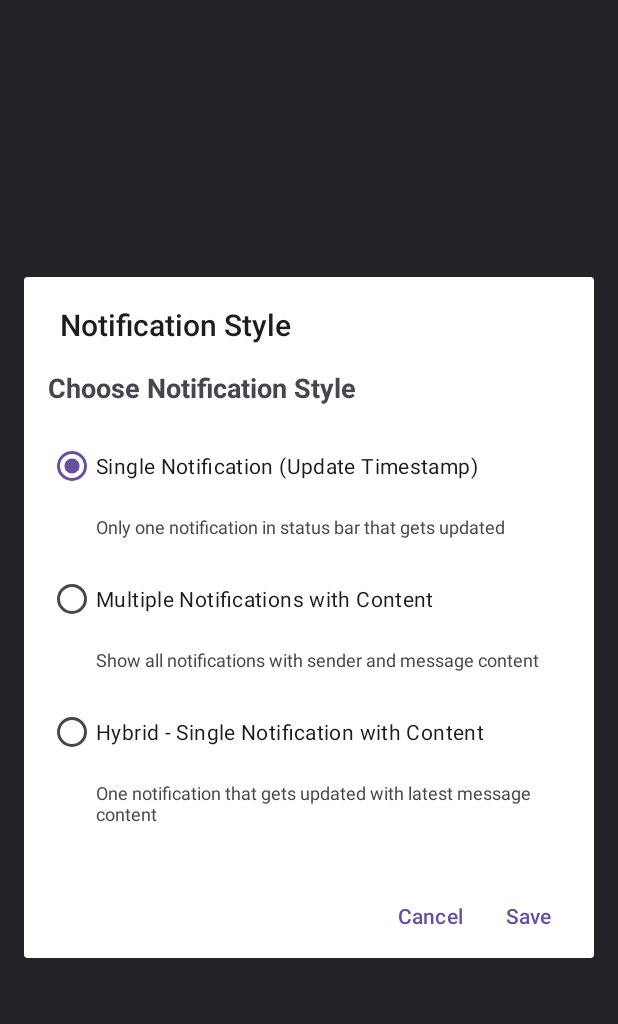
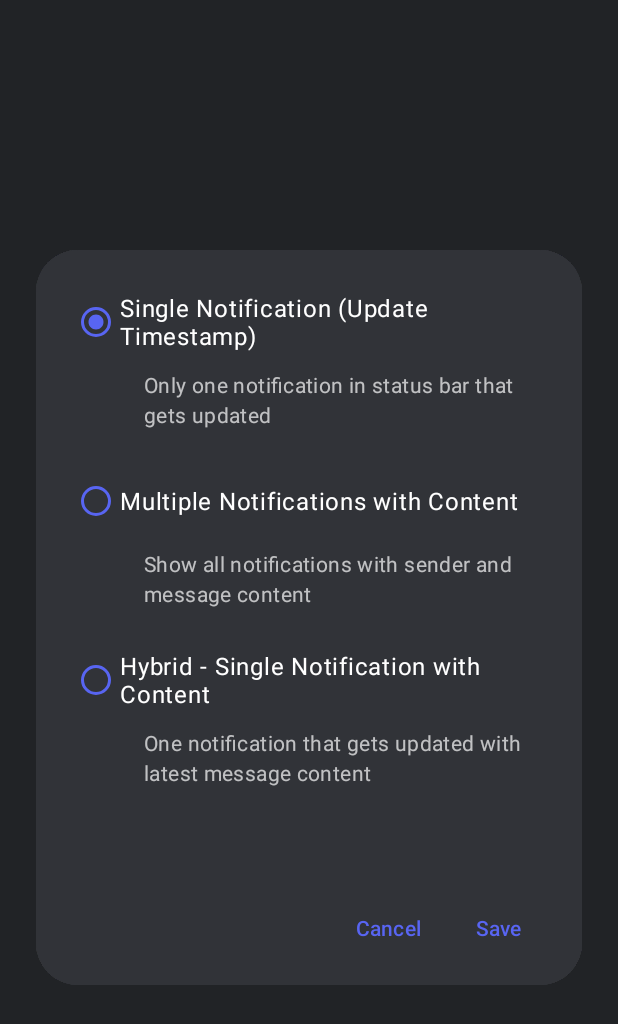
Before and after one commit to GitHub-MrAnnonymus/Discord-UnifiedPush, an Android app: the screen it shows after launch (UnifiedPushConfigScreen), after a tap on "Notification Style", on a phone screen of 412 x 824 dp. Shown: the top 1024 px of the screen. Run offline under Robolectric (Android 15) with nearby library versions, the phone set to English and light mode, and no system bars; libraries missing offline, so code that uses them is left out: org.unifiedpush.android; 7 statements that could not run were skipped.

Commit message:
Make the notification style dialog look good

```diff
--- a/Android/app/src/main/java/to/us/charlesst/discord/MainActivity.kt
+++ b/Android/app/src/main/java/to/us/charlesst/discord/MainActivity.kt
@@ -1,6 +1,7 @@
 package to.us.charlesst.discord
 
 import android.Manifest
+import android.app.AlertDialog
 import android.content.ActivityNotFoundException
 import android.content.Intent
 import android.content.pm.PackageManager
@@ -22,7 +23,7 @@ import android.widget.RadioButton
 import android.widget.RadioGroup
 import android.widget.Toast
 import androidx.activity.result.contract.ActivityResultContracts
-import androidx.appcompat.app.AlertDialog
+import com.google.android.material.dialog.MaterialAlertDialogBuilder
 import androidx.appcompat.app.AppCompatActivity
 import androidx.core.app.ActivityCompat
 import androidx.core.content.ContextCompat
@@ -163,9 +164,7 @@ class MainActivity : AppCompatActivity() {
                 dialogView.findViewById<RadioButton>(R.id.styleHybrid).isChecked = true
         }
 
-        AlertDialog.Builder(this)
-            .setTitle("New Feature: Notification Styles")
-            .setMessage("This update adds support for different notification styles. How would you like your Discord notifications to appear?")
+        com.google.android.material.dialog.MaterialAlertDialogBuilder(this, R.style.DiscordAlertDialogTheme)
             .setView(dialogView)
             .setCancelable(false)
             .setPositiveButton("Save") { _, _ ->
--- a/Android/app/src/main/java/to/us/charlesst/discord/UnifiedPushConfigScreen.kt
+++ b/Android/app/src/main/java/to/us/charlesst/discord/UnifiedPushConfigScreen.kt
@@ -13,6 +13,7 @@ import android.widget.RadioGroup
 import android.widget.TextView
 import android.widget.Toast
 import androidx.appcompat.app.AlertDialog
+import com.google.android.material.dialog.MaterialAlertDialogBuilder
 import androidx.appcompat.app.AppCompatActivity
 import androidx.core.content.ContextCompat
 import org.unifiedpush.android.connector.UnifiedPush
@@ -130,8 +131,7 @@ class UnifiedPushConfigScreen : AppCompatActivity() {
                 dialogView.findViewById<RadioButton>(R.id.styleHybrid).isChecked = true
         }
 
-        AlertDialog.Builder(this)
-            .setTitle("Notification Style")
+        com.google.android.material.dialog.MaterialAlertDialogBuilder(this, R.style.DiscordAlertDialogTheme)
             .setView(dialogView)
             .setPositiveButton("Save") { _, _ ->
                 // Save the selected notification style
--- a/Android/app/src/main/res/layout/notification_style_dialog.xml
+++ b/Android/app/src/main/res/layout/notification_style_dialog.xml
@@ -1,66 +1,81 @@
 <?xml version="1.0" encoding="utf-8"?>
 <LinearLayout xmlns:android="http://schemas.android.com/apk/res/android"
+    xmlns:app="http://schemas.android.com/apk/res-auto"
     android:layout_width="match_parent"
     android:layout_height="wrap_content"
     android:orientation="vertical"
-    android:padding="16dp">
+    android:background="@color/discord_grey"
+    android:padding="24dp">
 
-    <TextView
-        android:layout_width="match_parent"
-        android:layout_height="wrap_content"
-        android:text="Choose Notification Style"
-        android:textSize="18sp"
-        android:textStyle="bold"
-        android:layout_marginBottom="16dp"/>
-
+    <!-- Radio Button Options -->
     <RadioGroup
         android:id="@+id/notificationStyleGroup"
         android:layout_width="match_parent"
-        android:layout_height="wrap_content">
+        android:layout_height="wrap_content"
+        android:layout_marginBottom="32dp">
 
-        <RadioButton
+        <!-- Single Notification Option -->
+        <com.google.android.material.radiobutton.MaterialRadioButton
             android:id="@+id/styleSingle"
             android:layout_width="match_parent"
             android:layout_height="wrap_content"
             android:text="Single Notification (Update Timestamp)"
-            android:layout_marginBottom="8dp"/>
+            android:textAppearance="?attr/textAppearanceBodyLarge"
+            android:textColor="@color/discord_text"
+            android:layout_marginBottom="8dp"
+            app:buttonTint="@color/blurple" />
 
         <TextView
             android:layout_width="match_parent"
             android:layout_height="wrap_content"
             android:text="Only one notification in status bar that gets updated"
-            android:textSize="12sp"
-            android:layout_marginStart="32dp"
-            android:layout_marginBottom="16dp"/>
+            android:textAppearance="?attr/textAppearanceBodyMedium"
+            android:textColor="@color/discord_text"
+            android:alpha="0.7"
+            android:layout_marginStart="48dp"
+            android:layout_marginBottom="24dp" />
 
-        <RadioButton
+        <!-- Multiple Notifications Option -->
+        <com.google.android.material.radiobutton.MaterialRadioButton
             android:id="@+id/styleMulti"
             android:layout_width="match_parent"
             android:layout_height="wrap_content"
             android:text="Multiple Notifications with Content"
-            android:layout_marginBottom="8dp"/>
+            android:textAppearance="?attr/textAppearanceBodyLarge"
+            android:textColor="@color/discord_text"
+            android:layout_marginBottom="8dp"
+            app:buttonTint="@color/blurple" />
 
         <TextView
             android:layout_width="match_parent"
             android:layout_height="wrap_content"
             android:text="Show all notifications with sender and message content"
-            android:textSize="12sp"
-            android:layout_marginStart="32dp"
-            android:layout_marginBottom="16dp"/>
+            android:textAppearance="?attr/textAppearanceBodyMedium"
+            android:textColor="@color/discord_text"
+            android:alpha="0.7"
+            android:layout_marginStart="48dp"
+            android:layout_marginBottom="24dp" />
 
-        <RadioButton
+        <!-- Hybrid Option -->
+        <com.google.android.material.radiobutton.MaterialRadioButton
             android:id="@+id/styleHybrid"
             android:layout_width="match_parent"
             android:layout_height="wrap_content"
             android:text="Hybrid - Single Notification with Content"
-            android:layout_marginBottom="8dp"/>
+            android:textAppearance="?attr/textAppearanceBodyLarge"
+            android:textColor="@color/discord_text"
+            android:layout_marginBottom="8dp"
+            app:buttonTint="@color/blurple" />
 
         <TextView
             android:layout_width="match_parent"
             android:layout_height="wrap_content"
             android:text="One notification that gets updated with latest message content"
-            android:textSize="12sp"
-            android:layout_marginStart="32dp"
-            android:layout_marginBottom="16dp"/>
+            android:textAppearance="?attr/textAppearanceBodyMedium"
+            android:textColor="@color/discord_text"
+            android:alpha="0.7"
+            android:layout_marginStart="48dp" />
+
     </RadioGroup>
+
 </LinearLayout>
--- a/Android/app/src/main/res/values/themes.xml
+++ b/Android/app/src/main/res/values/themes.xml
@@ -6,4 +6,19 @@
     </style>
 
     <style name="Theme.Discord" parent="Base.Theme.Discord" />
+
+    <!-- Custom AlertDialog theme for Discord styling -->
+    <style name="DiscordAlertDialogTheme" parent="ThemeOverlay.Material3.MaterialAlertDialog">
+        <item name="colorSurface">@color/discord_grey</item>
+        <item name="colorOnSurface">@color/discord_text</item>
+        <item name="colorPrimary">@color/blurple</item>
+        <item name="colorOnPrimary">@color/white</item>
+        <item name="android:background">@color/discord_grey</item>
+        <item name="materialAlertDialogBodyTextStyle">@style/DiscordDialogTextStyle</item>
+    </style>
+
+    <!-- Custom dialog text style -->
+    <style name="DiscordDialogTextStyle" parent="MaterialAlertDialog.Material3.Body.Text">
+        <item name="android:textColor">@color/discord_text</item>
+    </style>
 </resources>
--- a/Android/gradle/libs.versions.toml
+++ b/Android/gradle/libs.versions.toml
@@ -1,6 +1,6 @@
 [versions]
-agp = "8.10.1"
-kotlin = "2.0.21"
+agp = "8.11.1"
+kotlin = "2.2.0"
 coreKtx = "1.16.0"
 junit = "4.13.2"
 junitVersion = "1.2.1"
```
